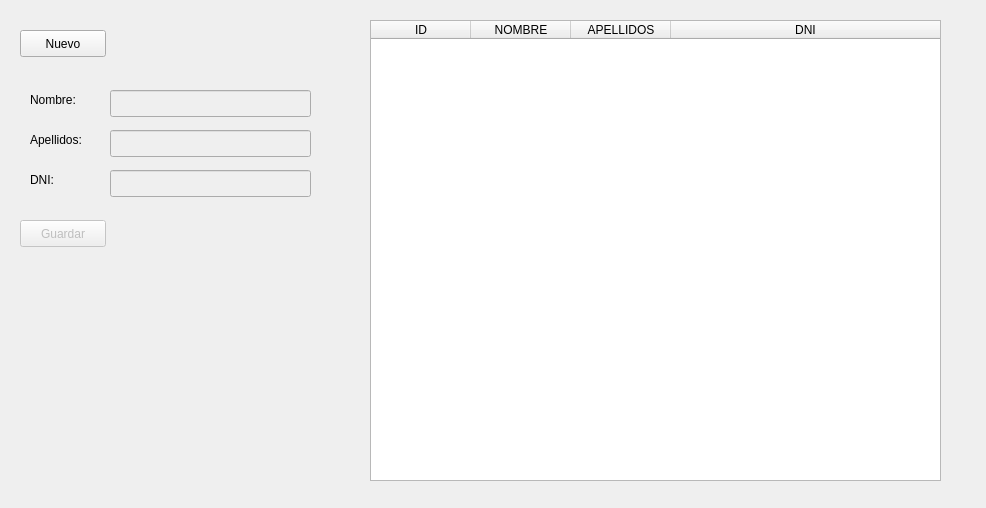
First picture: the form in crud.ui, repository clonbg/crud-sqlite3-python, before the edit.
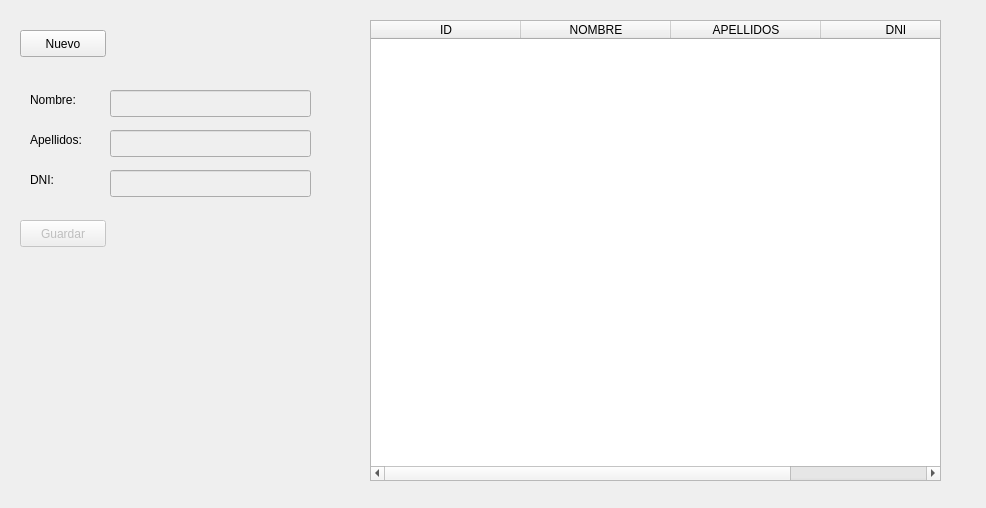
Second picture: the form after the edit.

Commit message: resize header

Diff of the .ui file:
```diff
--- a/crud.ui
+++ b/crud.ui
@@ -38,6 +38,18 @@
      <height>461</height>
     </rect>
    </property>
+   <property name="sizePolicy">
+    <sizepolicy hsizetype="MinimumExpanding" vsizetype="Expanding">
+     <horstretch>4</horstretch>
+     <verstretch>0</verstretch>
+    </sizepolicy>
+   </property>
+   <property name="minimumSize">
+    <size>
+     <width>571</width>
+     <height>0</height>
+    </size>
+   </property>
    <property name="styleSheet">
     <string notr="true"/>
    </property>
@@ -50,6 +62,12 @@
    <attribute name="horizontalHeaderCascadingSectionResizes">
     <bool>false</bool>
    </attribute>
+   <attribute name="horizontalHeaderMinimumSectionSize">
+    <number>26</number>
+   </attribute>
+   <attribute name="horizontalHeaderDefaultSectionSize">
+    <number>150</number>
+   </attribute>
    <attribute name="horizontalHeaderStretchLastSection">
     <bool>true</bool>
    </attribute>
@@ -60,6 +78,12 @@
     <property name="text">
      <string>ID</string>
     </property>
+    <property name="font">
+     <font>
+      <pointsize>9</pointsize>
+      <strikeout>false</strikeout>
+     </font>
+    </property>
     <property name="textAlignment">
      <set>AlignCenter</set>
     </property>
```
The commit also changes 2 other files.
